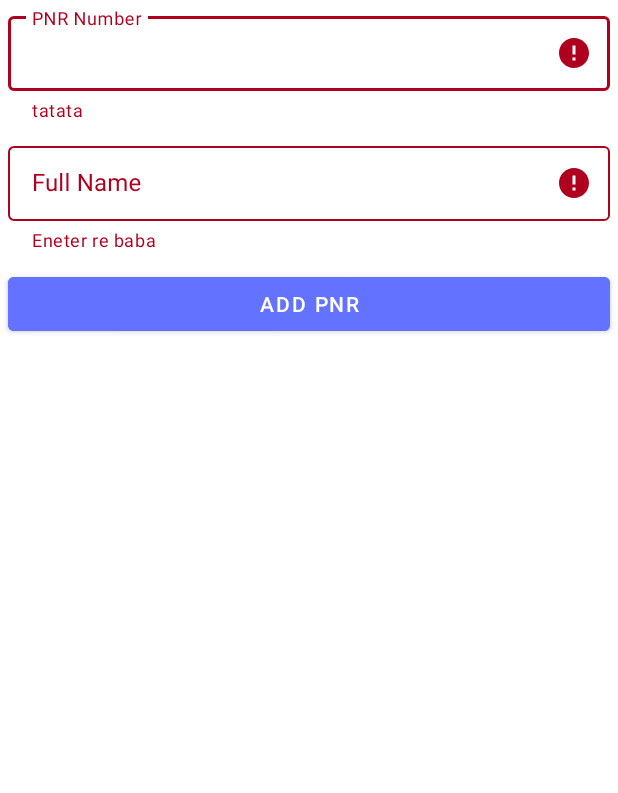
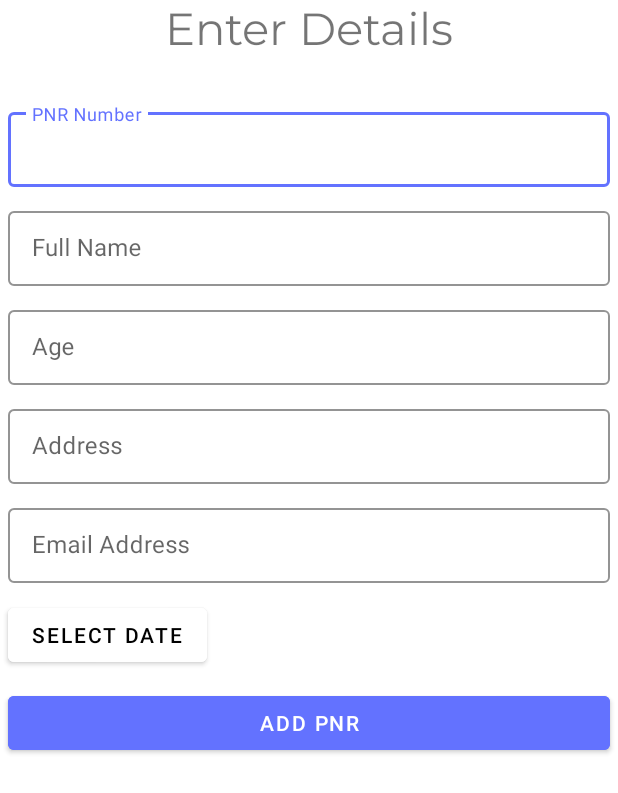
Before and after one commit to RahulKesharwani353/Co-Rakshak-Dwaar, an Android app: the NewRailwayActivity screen opened directly, with no data from a screen before it, after a tap on "ADD PNR", on a phone screen of 412 x 824 dp. Shown: the top 793 px of the screen. Run offline under Robolectric (Android 15) with nearby library versions, the phone set to English and light mode, and no system bars; our stand-ins replace Firebase (no records; nobody signed in at launch, a user with empty details on screens opened directly).

Commit message:
PNR Form

```diff
--- a/co-rakshak-app/app/src/main/java/com/example/corakshak/NewRailwayActivity.kt
+++ b/co-rakshak-app/app/src/main/java/com/example/corakshak/NewRailwayActivity.kt
@@ -1,29 +1,96 @@
 package com.example.corakshak
 
-import androidx.appcompat.app.AppCompatActivity
+import android.app.DatePickerDialog
 import android.os.Bundle
 import android.widget.Button
 import android.widget.Toast
-import com.google.android.material.textfield.TextInputEditText
+import androidx.appcompat.app.AppCompatActivity
 import com.google.android.material.textfield.TextInputLayout
+import com.google.firebase.auth.FirebaseAuth
+import com.google.firebase.database.DatabaseReference
+import com.google.firebase.database.FirebaseDatabase
+import java.text.SimpleDateFormat
+import java.util.*
+
 
 class NewRailwayActivity : AppCompatActivity() {
 
+    private lateinit var database : DatabaseReference
     lateinit var pnrNo : TextInputLayout
     lateinit var name : TextInputLayout
+    lateinit var add_btn : Button
+    lateinit var age : TextInputLayout
+    lateinit var address : TextInputLayout
+    lateinit var emailid : TextInputLayout
+    lateinit var date_btn : Button
+    var datefirebase = "10-10-2021"
+
     override fun onCreate(savedInstanceState: Bundle?) {
         super.onCreate(savedInstanceState)
         setContentView(R.layout.activity_new_railway)
 
+        //val currentFirebaseUser = FirebaseAuth.getInstance().currentUser
+
         pnrNo = findViewById(R.id.pnr_no)
         name = findViewById(R.id.pName)
+        add_btn = findViewById(R.id.add_but)
+        age = findViewById(R.id.pAge)
+        address = findViewById(R.id.pAddress)
+        emailid = findViewById(R.id.pEmail)
+        date_btn = findViewById(R.id.date_btn)
 
-        var Button = findViewById<Button>(R.id.add_new_pnr)
-        Button.setOnClickListener {
-            Toast.makeText(this, pnrNo.editText?.text.toString() + name.editText?.text.toString(), Toast.LENGTH_SHORT).show()
-            name.error = "Eneter re baba"
-            pnrNo.error ="tatata"
+        //Date Picker Start
+
+
+        val mycalender = Calendar.getInstance()
+
+        val datePicker = DatePickerDialog.OnDateSetListener{ view, year, month, dayOfMonth ->
+            mycalender.set(Calendar.YEAR, year)
+            mycalender.set(Calendar.MONTH, month)
+            mycalender.set(Calendar.DAY_OF_MONTH, dayOfMonth)
+            updateLable(mycalender)
+        }
+
+        date_btn.setOnClickListener{
+            DatePickerDialog(this, datePicker, mycalender.get(Calendar.YEAR), mycalender.get(Calendar.MONTH),
+                mycalender.get(Calendar.DAY_OF_MONTH)).show()
+        }
+
+        add_btn.setOnClickListener {
+
+            var PNR = pnrNo.editText?.text.toString()
+            var name = name.editText?.text.toString()
+            var Age = age.editText?.text.toString()
+            var Address = address.editText?.text.toString()
+            var Emailid = emailid.editText?.text.toString()
+            val currentuser = FirebaseAuth.getInstance().currentUser!!.uid
+
+            database = FirebaseDatabase.getInstance().getReference("users")
+            var Pnr_form = PnrFrom(PNR , name , Age , Address , Emailid, datefirebase)
+            database.child(currentuser).setValue(Pnr_form).addOnSuccessListener {
+
+                Toast.makeText(this,"Done",Toast.LENGTH_SHORT).show()
+
+            }.addOnFailureListener{
+
+                Toast.makeText(this,"Failed",Toast.LENGTH_SHORT).show()
+
+
+            }
+
+//            name.error = "Eneter re baba"
+//            PNR.error ="tatata"
         }
 
     }
+
+    private fun updateLable(mycalender: Calendar) {
+        val myformet = "dd-mm-yyyy"
+        val sdf = SimpleDateFormat(myformet, Locale.UK)
+        date_btn.text = sdf.format(mycalender.time)
+        datefirebase = sdf.format(mycalender.time).toString()
+
+
+
+    }
 }
--- /dev/null
+++ b/co-rakshak-app/app/src/main/java/com/example/corakshak/PnrFrom.kt
@@ -0,0 +1,3 @@
+package com.example.corakshak
+
+data class PnrFrom(val PNR : String? = null,val Name : String? = null,val Age : String? = null,val Address : String? = null,val Email : String? = null,val Date : String? = null)
--- a/co-rakshak-app/app/src/main/res/layout/activity_new_railway.xml
+++ b/co-rakshak-app/app/src/main/res/layout/activity_new_railway.xml
@@ -6,6 +6,7 @@
     android:layout_height="match_parent"
     tools:context=".NewRailwayActivity"
     android:background="@color/white">
+
     <ScrollView
         android:layout_width="match_parent"
         android:layout_height="match_parent">
@@ -14,13 +15,24 @@
             android:layout_height="wrap_content"
             android:orientation="vertical"
             >
+
+            <TextView
+                android:id="@+id/textView"
+                android:layout_width="match_parent"
+                android:layout_height="wrap_content"
+                android:fontFamily="@font/montserrat"
+                android:text="Enter Details"
+                android:textAlignment="center"
+                android:layout_marginBottom="20dp"
+                android:textSize="30sp" />
+
             <com.google.android.material.textfield.TextInputLayout
                 android:layout_width="match_parent"
                 android:layout_height="wrap_content"
                 android:layout_margin="5dp"
                 android:hint="PNR Number"
                 app:boxStrokeColor="#6372FF"
-            app:hintTextColor = "@color/black"
+                app:hintTextColor = "#6372FF"
                 style="@style/Widget.MaterialComponents.TextInputLayout.OutlinedBox"
                 android:id="@+id/pnr_no"
                 >
@@ -39,9 +51,66 @@
                 android:layout_margin="5dp"
                 android:hint="Full Name"
                 app:boxStrokeColor="#6372FF"
+                app:hintTextColor = "#6372FF"
                 style="@style/Widget.MaterialComponents.TextInputLayout.OutlinedBox"
-            android:textColorHint="#6372FF"
                 android:id="@+id/pName"
+                >
+
+                <com.google.android.material.textfield.TextInputEditText
+                    android:layout_width="match_parent"
+                    android:layout_height="50dp"
+                    android:inputType="textPersonName"
+                    android:textColor="#B8B8B8"
+                    />
+
+            </com.google.android.material.textfield.TextInputLayout>
+            <com.google.android.material.textfield.TextInputLayout
+                android:layout_width="match_parent"
+                android:layout_height="wrap_content"
+                android:layout_margin="5dp"
+                android:hint="Age"
+                app:boxStrokeColor="#6372FF"
+                app:hintTextColor = "#6372FF"
+                style="@style/Widget.MaterialComponents.TextInputLayout.OutlinedBox"
+                android:id="@+id/pAge"
+                >
+
+                <com.google.android.material.textfield.TextInputEditText
+                    android:layout_width="match_parent"
+                    android:layout_height="50dp"
+                    android:inputType="textPersonName"
+                    android:textColor="#B8B8B8"
+                    />
+
+            </com.google.android.material.textfield.TextInputLayout>
+            <com.google.android.material.textfield.TextInputLayout
+                android:layout_width="match_parent"
+                android:layout_height="wrap_content"
+                android:layout_margin="5dp"
+                android:hint="Address"
+                app:boxStrokeColor="#6372FF"
+                app:hintTextColor = "#6372FF"
+                style="@style/Widget.MaterialComponents.TextInputLayout.OutlinedBox"
+                android:id="@+id/pAddress"
+                >
+
+                <com.google.android.material.textfield.TextInputEditText
+                    android:layout_width="match_parent"
+                    android:layout_height="50dp"
+                    android:inputType="textPersonName"
+                    android:textColor="#B8B8B8"
+                    />
+
+            </com.google.android.material.textfield.TextInputLayout>
+            <com.google.android.material.textfield.TextInputLayout
+                android:layout_width="match_parent"
+                android:layout_height="wrap_content"
+                android:layout_margin="5dp"
+                android:hint="Email Address"
+                app:boxStrokeColor="#6372FF"
+                style="@style/Widget.MaterialComponents.TextInputLayout.OutlinedBox"
+                app:hintTextColor = "#6372FF"
+                android:id="@+id/pEmail"
                 >
 
                 <com.google.android.material.textfield.TextInputEditText
@@ -54,12 +123,21 @@
             </com.google.android.material.textfield.TextInputLayout>
 
             <Button
+                android:layout_width="wrap_content"
+                android:layout_height="wrap_content"
+                android:text="Select Date"
+                android:textColor="@color/black"
+                android:backgroundTint="#FFFFFF"
+                android:layout_margin="5dp"
+                android:id="@+id/date_btn"/>
+
+            <Button
                 android:layout_width="match_parent"
                 android:layout_height="wrap_content"
                 android:text="Add PNR"
                 android:backgroundTint="#6372FF"
                 android:layout_margin="5dp"
-            android:id="@+id/add_new_pnr"/>
+                android:id="@+id/add_but"/>
         </LinearLayout>
 
     </ScrollView>
```
Lines whose indentation alone changed are shown as unchanged.
